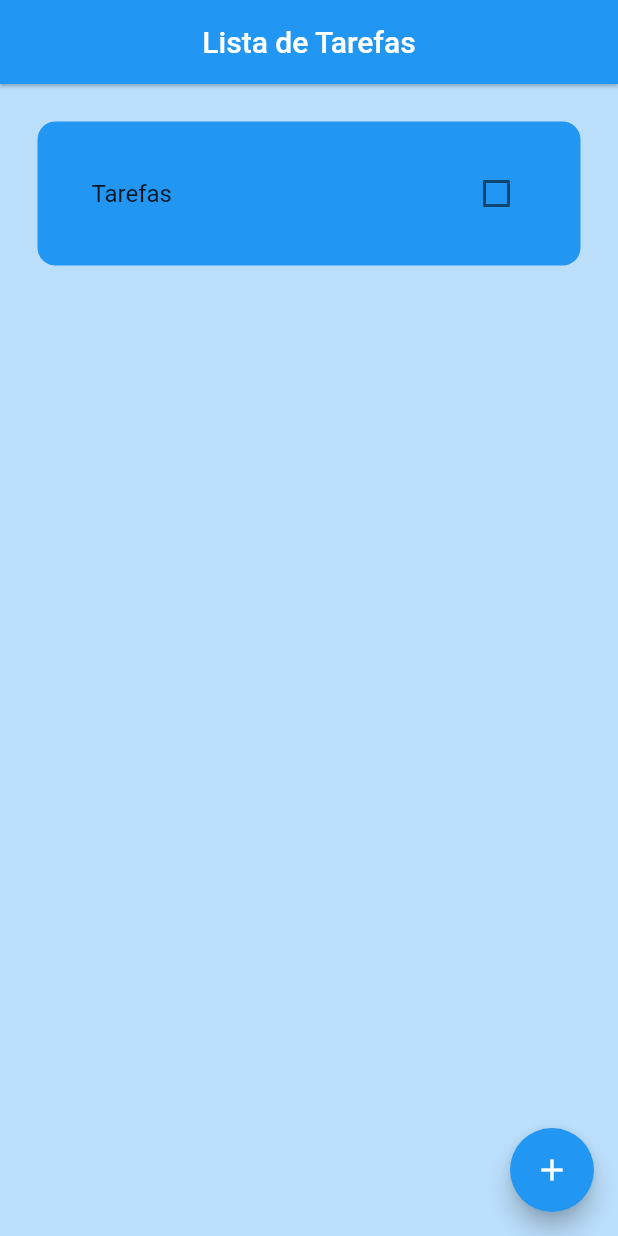
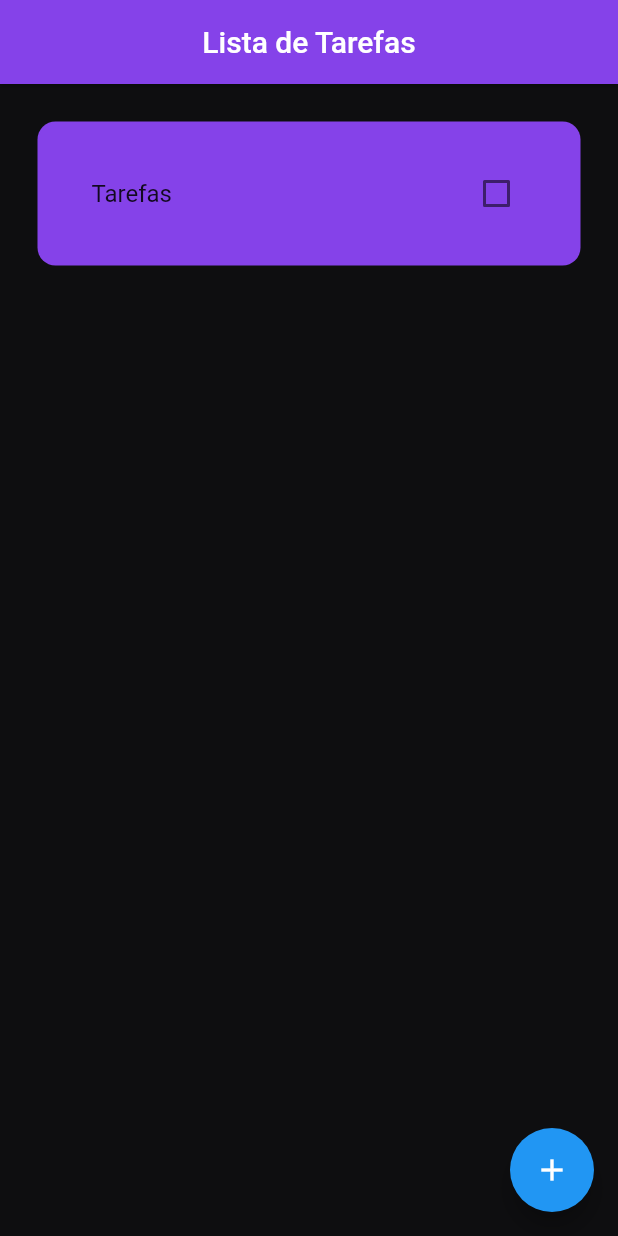
Before and after one commit to PatricioSA/note_app, a Flutter app: the screen it shows after launch, on a phone screen of 412 x 824 dp. Run offline on Flutter 3.47's test engine with Material 2 defaults, Android fonts, the phone set to English and light mode, and no system bars.

Commit message:
mudando cores

```diff
--- a/lib/homepage.dart
+++ b/lib/homepage.dart
@@ -30,8 +30,9 @@ class _HomePageState extends State<HomePage> {
   @override
   Widget build(BuildContext context) {
     return Scaffold(
-      backgroundColor: Colors.blue[100],
+      backgroundColor: Color.fromARGB(255, 14, 14, 16),
       appBar: AppBar(
+        backgroundColor: Color.fromARGB(1000, 145, 71, 255),
         centerTitle: true,
         elevation: 1,
         title: const Text('Lista de Tarefas'),
--- a/lib/util/notas.dart
+++ b/lib/util/notas.dart
@@ -17,7 +17,7 @@ class Notas extends StatelessWidget {
       child: Container(
         padding: const EdgeInsets.all(20),
         decoration: BoxDecoration(
-          color: Colors.blue,
+          color: Color.fromARGB(1000, 145, 71, 255),
           borderRadius: BorderRadius.circular(12),
         ),
 
```
